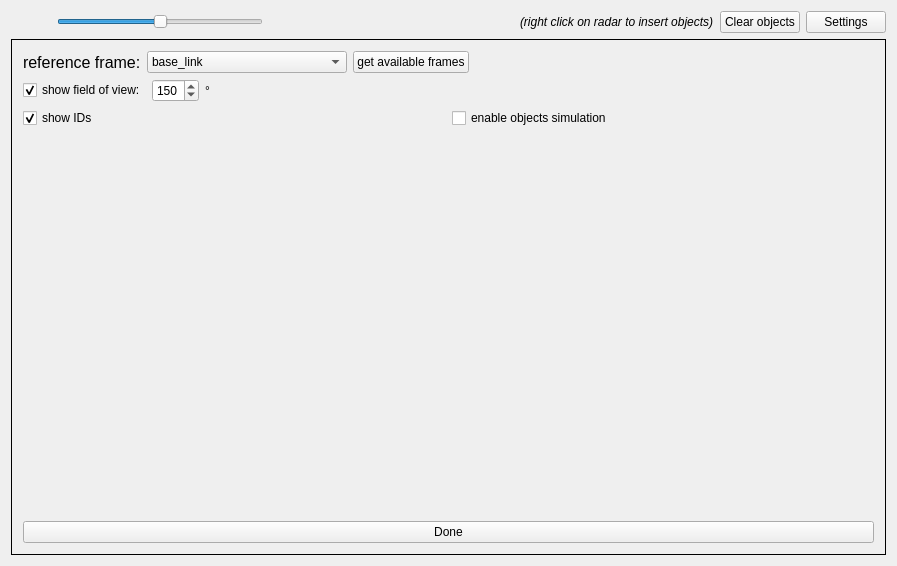
This is resource/radar_tabs.ui in ros4hri/rqt_hri_radar as Qt 5 draws it before an edit. The edited form follows.
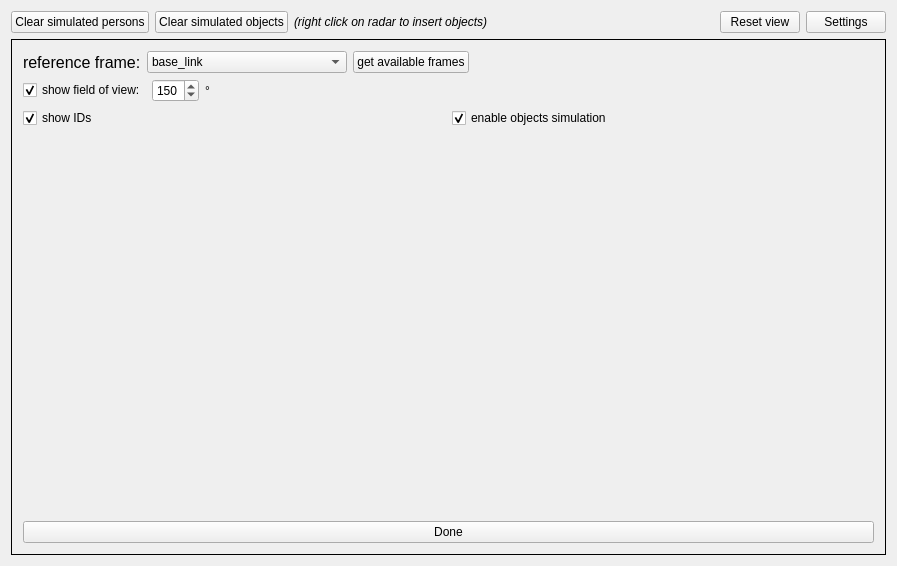
This is the edited form. The open tabs and pages were chosen to show the change. Icons and pictures are not drawn.

Commit message:
Major refactor, using QGraphicsScene/QGraphicsView
This removes a lot of code related to zooming/drag&drop, etc

This refactoring leads to new features, including:

- fields of view for all agents
- new 'simulated' human

```diff
--- a/resource/radar_tabs.ui
+++ b/resource/radar_tabs.ui
@@ -65,47 +65,33 @@
       <item>
        <widget class="QPushButton" name="zoomOut">
         <property name="text">
-         <string/>
+         <string>Clear simulated persons</string>
         </property>
         <property name="icon">
          <iconset theme="zoom-out">
           <normaloff>.</normaloff>.</iconset>
         </property>
-        <property name="flat">
-         <bool>true</bool>
-        </property>
        </widget>
       </item>
       <item>
-       <widget class="QSlider" name="zoomLevel">
-        <property name="minimum">
-         <number>100</number>
+       <widget class="QPushButton" name="clearObjectsBtn">
+        <property name="text">
+         <string>Clear simulated objects</string>
         </property>
-        <property name="maximum">
-         <number>500</number>
+        <property name="icon">
+         <iconset theme="edit-clear"/>
         </property>
-        <property name="singleStep">
-         <number>20</number>
-        </property>
-        <property name="value">
-         <number>300</number>
-        </property>
-        <property name="orientation">
-         <enum>Qt::Horizontal</enum>
-        </property>
        </widget>
       </item>
       <item>
-       <widget class="QPushButton" name="zoomIn">
-        <property name="text">
-         <string/>
+       <widget class="QLabel" name="simHelpLabel">
+        <property name="font">
+         <font>
+          <italic>true</italic>
+         </font>
         </property>
-        <property name="icon">
-         <iconset theme="zoom-in">
-          <normaloff>.</normaloff>.</iconset>
-        </property>
-        <property name="flat">
-         <bool>true</bool>
+        <property name="text">
+         <string>(right click on radar to insert objects)</string>
         </property>
        </widget>
       </item>
@@ -123,25 +109,9 @@
        </spacer>
       </item>
       <item>
-       <widget class="QLabel" name="simHelpLabel">
-        <property name="font">
-         <font>
-          <italic>true</italic>
-         </font>
-        </property>
+       <widget class="QPushButton" name="resetViewBtn">
         <property name="text">
-         <string>(right click on radar to insert objects)</string>
-        </property>
-       </widget>
-      </item>
-      <item>
-       <widget class="QPushButton" name="clearObjectsBtn">
-        <property name="text">
-         <string>Clear objects</string>
-        </property>
-        <property name="icon">
-         <iconset theme="edit-clear">
-          <normaloff>.</normaloff>.</iconset>
+         <string>Reset view</string>
         </property>
        </widget>
       </item>
@@ -336,6 +306,9 @@
            <property name="text">
             <string>enable objects simulation</string>
            </property>
+           <property name="checked">
+            <bool>true</bool>
+           </property>
           </widget>
          </item>
         </layout>
```
Left out of the diff: 14 changed lines with no effect on the pictures. The commit also changes 36 other files.
